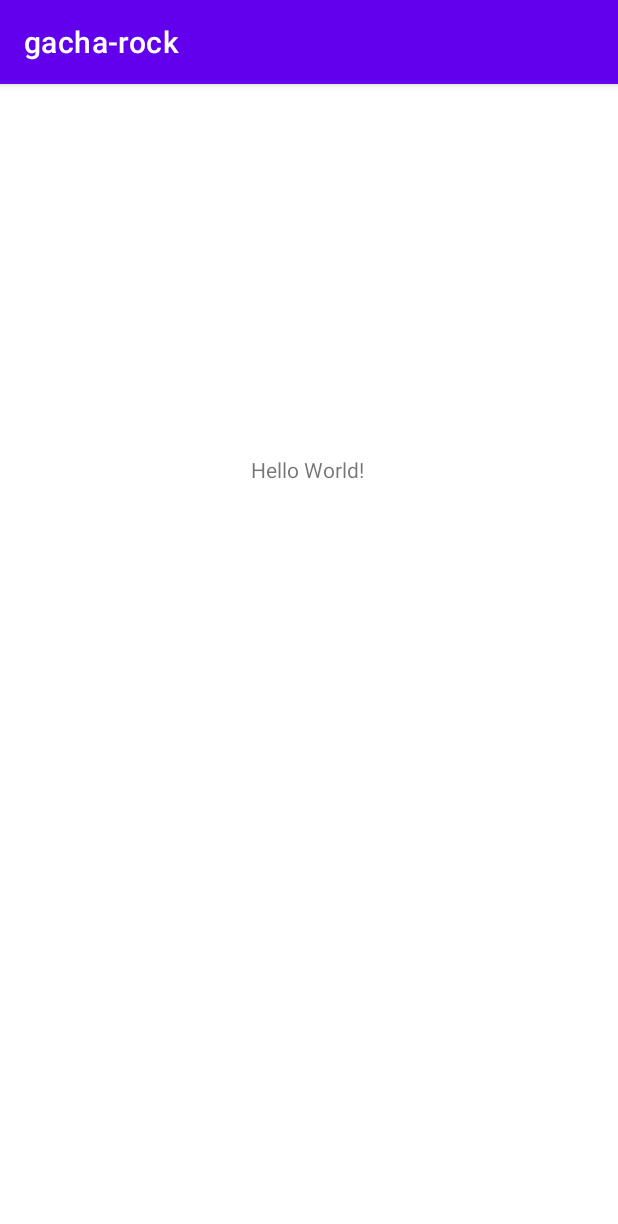
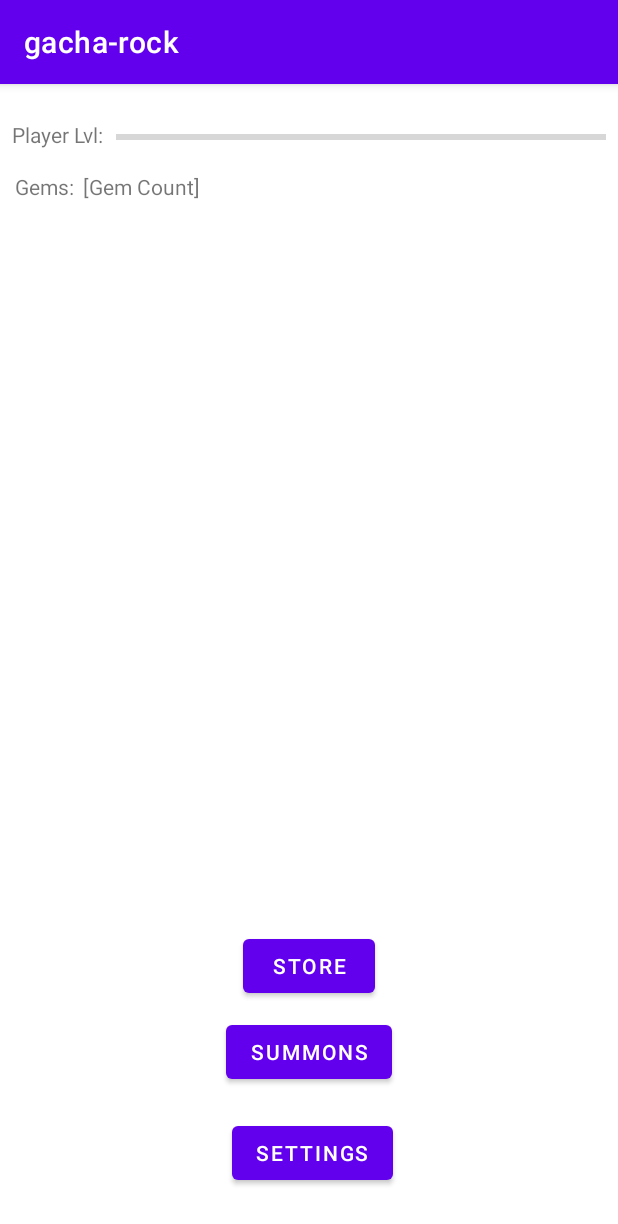
Before and after one commit to Butterwhales/gacha-rock, an Android app: the screen it shows after launch (MainActivity), on a phone screen of 412 x 824 dp. Shown: the top 1224 px of the screen. Run offline under Robolectric (Android 15) with nearby library versions, the phone set to English and light mode, and no system bars.

Commit message:
Added basic main page layout

```diff
--- a/app/src/main/res/layout/activity_main.xml
+++ b/app/src/main/res/layout/activity_main.xml
@@ -6,15 +6,89 @@
     android:layout_height="match_parent"
     tools:context=".MainActivity">
 
-    <TextView
+    <Button
+        android:id="@+id/button"
         android:layout_width="wrap_content"
         android:layout_height="wrap_content"
-        android:text="Hello World!"
+        android:layout_marginBottom="9dp"
+        android:text="Store"
+        app:layout_constraintBottom_toTopOf="@+id/button2"
+        app:layout_constraintEnd_toEndOf="parent"
+        app:layout_constraintStart_toStartOf="parent" />
+
+    <Button
+        android:id="@+id/button2"
+        android:layout_width="wrap_content"
+        android:layout_height="wrap_content"
+        android:layout_marginBottom="19dp"
+        android:text="Summons"
+        app:layout_constraintBottom_toTopOf="@+id/button3"
+        app:layout_constraintEnd_toEndOf="parent"
+        app:layout_constraintStart_toStartOf="parent" />
+
+    <Button
+        android:id="@+id/button3"
+        android:layout_width="wrap_content"
+        android:layout_height="wrap_content"
+        android:layout_marginBottom="31dp"
+        android:text="Settings"
         app:layout_constraintBottom_toBottomOf="parent"
-        app:layout_constraintHorizontal_bias="0.498"
-        app:layout_constraintLeft_toLeftOf="parent"
-        app:layout_constraintRight_toRightOf="parent"
+        app:layout_constraintEnd_toEndOf="parent"
+        app:layout_constraintHorizontal_bias="0.508"
+        app:layout_constraintStart_toStartOf="parent" />
+
+    <ImageView
+        android:id="@+id/imageView"
+        android:layout_width="wrap_content"
+        android:layout_height="wrap_content"
+        android:layout_marginTop="148dp"
+        app:layout_constraintEnd_toEndOf="parent"
+        app:layout_constraintStart_toStartOf="parent"
+        app:layout_constraintTop_toBottomOf="@+id/textView3"
+        tools:srcCompat="@tools:sample/avatars" />
+
+    <ProgressBar
+        android:id="@+id/progressBar"
+        style="?android:attr/progressBarStyleHorizontal"
+        android:layout_width="0dp"
+        android:layout_height="wrap_content"
+        android:layout_marginEnd="8dp"
+        android:layout_marginStart="8dp"
+        app:layout_constraintBottom_toBottomOf="@+id/textView"
+        app:layout_constraintEnd_toEndOf="parent"
+        app:layout_constraintHorizontal_bias="0.5"
+        app:layout_constraintStart_toEndOf="@+id/textView" />
+
+    <TextView
+        android:id="@+id/textView2"
+        android:layout_width="wrap_content"
+        android:layout_height="wrap_content"
+        android:layout_marginStart="10dp"
+        android:text="Gems:"
+        app:layout_constraintBaseline_toBaselineOf="@+id/textView3"
+        app:layout_constraintStart_toStartOf="parent" />
+
+    <TextView
+        android:id="@+id/textView3"
+        android:layout_width="wrap_content"
+        android:layout_height="wrap_content"
+        android:layout_marginStart="6dp"
+        android:layout_marginTop="15dp"
+        android:text="[Gem Count]"
+        app:layout_constraintStart_toEndOf="@+id/textView2"
+        app:layout_constraintTop_toBottomOf="@+id/textView" />
+
+    <TextView
+        android:id="@+id/textView"
+        android:layout_width="wrap_content"
+        android:layout_height="wrap_content"
+        android:layout_marginStart="8dp"
+        android:text="Player Lvl:"
+        app:layout_constraintBottom_toBottomOf="parent"
+        app:layout_constraintEnd_toStartOf="@+id/progressBar"
+        app:layout_constraintHorizontal_bias="0.5"
+        app:layout_constraintStart_toStartOf="parent"
         app:layout_constraintTop_toTopOf="parent"
-        app:layout_constraintVertical_bias="0.33" />
+        app:layout_constraintVertical_bias="0.032" />
 
 </androidx.constraintlayout.widget.ConstraintLayout>
```
